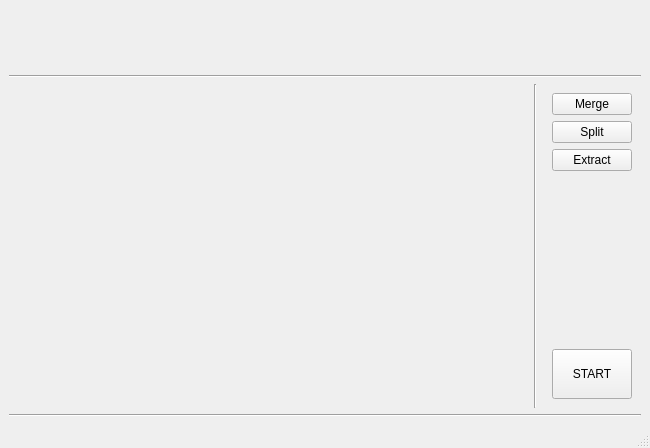
akmgeek/4PDF, file qt.ui: the form before one commit.
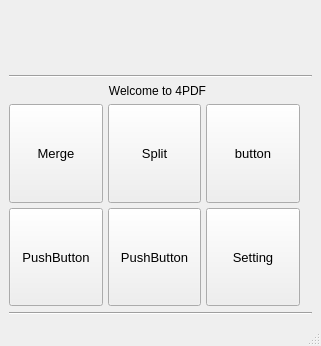
The form after the commit. The open tabs and pages were chosen to show the change. Icons and pictures are not drawn.

```diff
--- a/qt.ui
+++ b/qt.ui
@@ -6,10 +6,22 @@
    <rect>
     <x>0</x>
     <y>0</y>
-    <width>650</width>
-    <height>448</height>
+    <width>321</width>
+    <height>346</height>
    </rect>
   </property>
+  <property name="sizePolicy">
+   <sizepolicy hsizetype="Ignored" vsizetype="Preferred">
+    <horstretch>0</horstretch>
+    <verstretch>0</verstretch>
+   </sizepolicy>
+  </property>
+  <property name="minimumSize">
+   <size>
+    <width>321</width>
+    <height>346</height>
+   </size>
+  </property>
   <property name="windowTitle">
    <string>MainWindow</string>
   </property>
@@ -21,92 +33,10 @@
    <enum>Qt::ToolButtonFollowStyle</enum>
   </property>
   <widget class="QWidget" name="centralwidget">
+   <property name="styleSheet">
+    <string notr="true"/>
+   </property>
    <layout class="QGridLayout" name="gridLayout">
-    <item row="2" column="2">
-     <widget class="QWidget" name="widget" native="true">
-      <layout class="QVBoxLayout" name="verticalLayout_2">
-       <item>
-        <widget class="QPushButton" name="merge_bttn">
-         <property name="text">
-          <string>Merge</string>
-         </property>
-         <property name="icon">
-          <iconset>
-           <normaloff>icons/merge.png</normaloff>icons/merge.png</iconset>
-         </property>
-        </widget>
-       </item>
-       <item>
-        <widget class="QPushButton" name="split_bttn">
-         <property name="text">
-          <string>Split</string>
-         </property>
-         <property name="icon">
-          <iconset>
-           <normaloff>icons/division.png</normaloff>icons/division.png</iconset>
-         </property>
-        </widget>
-       </item>
-       <item>
-        <widget class="QPushButton" name="extract_bttn">
-         <property name="text">
-          <string>Extract</string>
-         </property>
-         <property name="icon">
-          <iconset>
-           <normaloff>icons/extract.png</normaloff>icons/extract.png</iconset>
-         </property>
-        </widget>
-       </item>
-       <item>
-        <spacer name="verticalSpacer">
-         <property name="orientation">
-          <enum>Qt::Vertical</enum>
-         </property>
-         <property name="sizeHint" stdset="0">
-          <size>
-           <width>20</width>
-           <height>40</height>
-          </size>
-         </property>
-        </spacer>
-       </item>
-       <item>
-        <widget class="QPushButton" name="pushButton_7">
-         <property name="minimumSize">
-          <size>
-           <width>0</width>
-           <height>50</height>
-          </size>
-         </property>
-         <property name="maximumSize">
-          <size>
-           <width>100</width>
-           <height>16777215</height>
-          </size>
-         </property>
-         <property name="text">
-          <string>START</string>
-         </property>
-        </widget>
-       </item>
-      </layout>
-     </widget>
-    </item>
-    <item row="3" column="0" colspan="3">
-     <widget class="Line" name="line_3">
-      <property name="orientation">
-       <enum>Qt::Horizontal</enum>
-      </property>
-     </widget>
-    </item>
-    <item row="2" column="1">
-     <widget class="Line" name="line">
-      <property name="orientation">
-       <enum>Qt::Vertical</enum>
-      </property>
-     </widget>
-    </item>
     <item row="1" column="0" colspan="3">
      <widget class="Line" name="line_2">
       <property name="orientation">
@@ -180,32 +110,30 @@
       </layout>
      </widget>
     </item>
-    <item row="2" column="0">
+    <item row="3" column="0">
      <widget class="QStackedWidget" name="stackedWidget">
       <property name="currentIndex">
        <number>0</number>
       </property>
       <widget class="QWidget" name="page">
        <layout class="QGridLayout" name="gridLayout_2">
-        <item row="1" column="0" colspan="4">
-         <widget class="QWidget" name="widget_5" native="true">
-          <property name="minimumSize">
-           <size>
-            <width>0</width>
-            <height>30</height>
-           </size>
-          </property>
-         </widget>
-        </item>
-        <item row="0" column="1">
-         <widget class="Line" name="line_4">
-          <property name="orientation">
-           <enum>Qt::Vertical</enum>
-          </property>
-         </widget>
-        </item>
-        <item row="0" column="2" colspan="2">
-         <widget class="QWidget" name="widget_2" native="true">
+        <property name="leftMargin">
+         <number>0</number>
+        </property>
+        <property name="topMargin">
+         <number>0</number>
+        </property>
+        <property name="rightMargin">
+         <number>0</number>
+        </property>
+        <property name="bottomMargin">
+         <number>0</number>
+        </property>
+        <property name="spacing">
+         <number>0</number>
+        </property>
+        <item row="0" column="3">
+         <widget class="QWidget" name="widget" native="true">
           <property name="sizePolicy">
            <sizepolicy hsizetype="Maximum" vsizetype="Preferred">
             <horstretch>0</horstretch>
@@ -214,7 +142,37 @@
           </property>
           <property name="minimumSize">
            <size>
-            <width>350</width>
+            <width>0</width>
+            <height>0</height>
+           </size>
+          </property>
+          <layout class="QGridLayout" name="gridLayout_6">
+           <property name="leftMargin">
+            <number>0</number>
+           </property>
+           <property name="topMargin">
+            <number>1</number>
+           </property>
+           <property name="rightMargin">
+            <number>0</number>
+           </property>
+           <property name="horizontalSpacing">
+            <number>0</number>
+           </property>
+          </layout>
+         </widget>
+        </item>
+        <item row="0" column="2">
+         <widget class="QWidget" name="widget_2" native="true">
+          <property name="sizePolicy">
+           <sizepolicy hsizetype="Minimum" vsizetype="Preferred">
+            <horstretch>0</horstretch>
+            <verstretch>0</verstretch>
+           </sizepolicy>
+          </property>
+          <property name="minimumSize">
+           <size>
+            <width>0</width>
             <height>0</height>
            </size>
           </property>
@@ -304,30 +262,260 @@
             </widget>
            </item>
           </layout>
+         </widget>
+        </item>
+       </layout>
+      </widget>
+      <widget class="QWidget" name="page_2">
+       <layout class="QGridLayout" name="gridLayout_5">
+        <property name="leftMargin">
+         <number>0</number>
+        </property>
+        <property name="topMargin">
+         <number>0</number>
+        </property>
+        <property name="rightMargin">
+         <number>0</number>
+        </property>
+        <property name="bottomMargin">
+         <number>0</number>
+        </property>
+        <property name="spacing">
+         <number>5</number>
+        </property>
+        <item row="0" column="1">
+         <widget class="QPushButton" name="pushButton_2">
+          <property name="sizePolicy">
+           <sizepolicy hsizetype="Minimum" vsizetype="Minimum">
+            <horstretch>0</horstretch>
+            <verstretch>0</verstretch>
+           </sizepolicy>
+          </property>
+          <property name="minimumSize">
+           <size>
+            <width>40</width>
+            <height>40</height>
+           </size>
+          </property>
+          <property name="maximumSize">
+           <size>
+            <width>250</width>
+            <height>200</height>
+           </size>
+          </property>
+          <property name="font">
+           <font>
+            <pointsize>10</pointsize>
+           </font>
+          </property>
+          <property name="text">
+           <string>Split</string>
+          </property>
+         </widget>
+        </item>
+        <item row="3" column="0">
+         <widget class="QPushButton" name="pushButton_4">
+          <property name="sizePolicy">
+           <sizepolicy hsizetype="Minimum" vsizetype="Minimum">
+            <horstretch>0</horstretch>
+            <verstretch>0</verstretch>
+           </sizepolicy>
+          </property>
+          <property name="minimumSize">
+           <size>
+            <width>40</width>
+            <height>40</height>
+           </size>
+          </property>
+          <property name="maximumSize">
+           <size>
+            <width>250</width>
+            <height>200</height>
+           </size>
+          </property>
+          <property name="font">
+           <font>
+            <pointsize>10</pointsize>
+           </font>
+          </property>
+          <property name="text">
+           <string>PushButton</string>
+          </property>
+          <property name="default">
+           <bool>false</bool>
+          </property>
          </widget>
         </item>
         <item row="0" column="0">
-         <widget class="QWidget" name="widget_4" native="true">
+         <widget class="QPushButton" name="merge_bttn">
           <property name="sizePolicy">
-           <sizepolicy hsizetype="MinimumExpanding" vsizetype="Preferred">
+           <sizepolicy hsizetype="Minimum" vsizetype="Minimum">
             <horstretch>0</horstretch>
             <verstretch>0</verstretch>
            </sizepolicy>
           </property>
+          <property name="minimumSize">
+           <size>
+            <width>40</width>
+            <height>40</height>
+           </size>
+          </property>
+          <property name="maximumSize">
+           <size>
+            <width>250</width>
+            <height>200</height>
+           </size>
+          </property>
           <property name="font">
            <font>
-            <pointsize>12</pointsize>
+            <pointsize>10</pointsize>
+            <weight>50</weight>
+            <italic>false</italic>
+            <bold>false</bold>
            </font>
           </property>
-          <property name="styleSheet">
-           <string notr="true"/>
+          <property name="layoutDirection">
+           <enum>Qt::LeftToRight</enum>
           </property>
-          <layout class="QGridLayout" name="gridLayout_4"/>
+          <property name="autoFillBackground">
+           <bool>false</bool>
+          </property>
+          <property name="text">
+           <string extracomment="This will merge the pdf document.">Merge</string>
+          </property>
+          <property name="icon">
+           <iconset>
+            <normaloff>icons/merge.png</normaloff>icons/merge.png</iconset>
+          </property>
+          <property name="iconSize">
+           <size>
+            <width>25</width>
+            <height>25</height>
+           </size>
+          </property>
+          <property name="checkable">
+           <bool>false</bool>
+          </property>
+          <property name="autoDefault">
+           <bool>false</bool>
+          </property>
+          <property name="default">
+           <bool>false</bool>
+          </property>
+          <property name="flat">
+           <bool>false</bool>
+          </property>
+         </widget>
+        </item>
+        <item row="0" column="2">
+         <widget class="QPushButton" name="pushButton">
+          <property name="sizePolicy">
+           <sizepolicy hsizetype="Minimum" vsizetype="Minimum">
+            <horstretch>0</horstretch>
+            <verstretch>0</verstretch>
+           </sizepolicy>
+          </property>
+          <property name="minimumSize">
+           <size>
+            <width>40</width>
+            <height>40</height>
+           </size>
+          </property>
+          <property name="maximumSize">
+           <size>
+            <width>250</width>
+            <height>200</height>
+           </size>
+          </property>
+          <property name="font">
+           <font>
+            <pointsize>10</pointsize>
+           </font>
+          </property>
+          <property name="text">
+           <string>button</string>
+          </property>
+         </widget>
+        </item>
+        <item row="3" column="1">
+         <widget class="QPushButton" name="pushButton_5">
+          <property name="sizePolicy">
+           <sizepolicy hsizetype="Minimum" vsizetype="Minimum">
+            <horstretch>0</horstretch>
+            <verstretch>0</verstretch>
+           </sizepolicy>
+          </property>
+          <property name="minimumSize">
+           <size>
+            <width>40</width>
+            <height>40</height>
+           </size>
+          </property>
+          <property name="maximumSize">
+           <size>
+            <width>250</width>
+            <height>200</height>
+           </size>
+          </property>
+          <property name="font">
+           <font>
+            <pointsize>10</pointsize>
+           </font>
+          </property>
+          <property name="text">
+           <string>PushButton</string>
+          </property>
+         </widget>
+        </item>
+        <item row="3" column="2">
+         <widget class="QPushButton" name="pushButton_6">
+          <property name="sizePolicy">
+           <sizepolicy hsizetype="Minimum" vsizetype="Minimum">
+            <horstretch>0</horstretch>
+            <verstretch>0</verstretch>
+           </sizepolicy>
+          </property>
+          <property name="minimumSize">
+           <size>
+            <width>40</width>
+            <height>40</height>
+           </size>
+          </property>
+          <property name="maximumSize">
+           <size>
+            <width>250</width>
+            <height>200</height>
+           </size>
+          </property>
+          <property name="font">
+           <font>
+            <pointsize>10</pointsize>
+           </font>
+          </property>
+          <property name="text">
+           <string>Setting</string>
+          </property>
          </widget>
         </item>
        </layout>
       </widget>
-      <widget class="QWidget" name="page_2"/>
+     </widget>
+    </item>
+    <item row="4" column="0" colspan="3">
+     <widget class="Line" name="line_3">
+      <property name="orientation">
+       <enum>Qt::Horizontal</enum>
+      </property>
+     </widget>
+    </item>
+    <item row="2" column="0" colspan="2">
+     <widget class="QLabel" name="label_2">
+      <property name="text">
+       <string>Welcome to 4PDF</string>
+      </property>
+      <property name="alignment">
+       <set>Qt::AlignCenter</set>
+      </property>
      </widget>
     </item>
    </layout>
```
Left out of the diff: 138 changed lines with no effect on the pictures.
